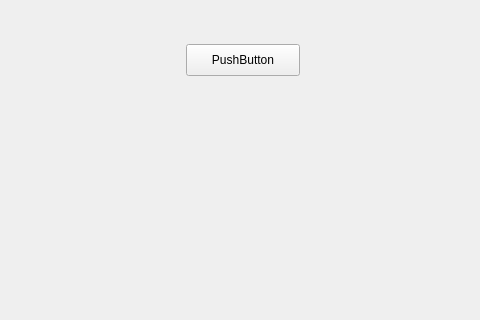
This is Sudoku/Functional Version/sudoku.ui in WolfJake/Sudoku as Qt 5 draws it before an edit; both pictures show x 614 to 1094 and y 273 to 593 of the 1094 by 725 pixel window. The edited form follows.
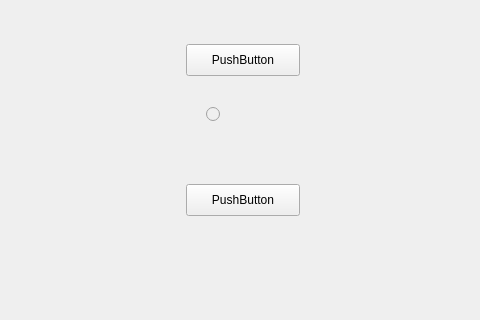
This is the edited form.

```diff
--- a/Sudoku/Functional Version/sudoku.ui
+++ b/Sudoku/Functional Version/sudoku.ui
@@ -49,6 +49,35 @@
     </property>
     <layout class="QGridLayout" name="gridLayout"/>
    </widget>
+   <widget class="QRadioButton" name="radioButton">
+    <property name="enabled">
+     <bool>false</bool>
+    </property>
+    <property name="geometry">
+     <rect>
+      <x>820</x>
+      <y>360</y>
+      <width>21</width>
+      <height>20</height>
+     </rect>
+    </property>
+    <property name="text">
+     <string/>
+    </property>
+   </widget>
+   <widget class="QPushButton" name="printButton">
+    <property name="geometry">
+     <rect>
+      <x>800</x>
+      <y>440</y>
+      <width>114</width>
+      <height>32</height>
+     </rect>
+    </property>
+    <property name="text">
+     <string>PushButton</string>
+    </property>
+   </widget>
   </widget>
   <widget class="QMenuBar" name="menuBar">
    <property name="geometry">
```
